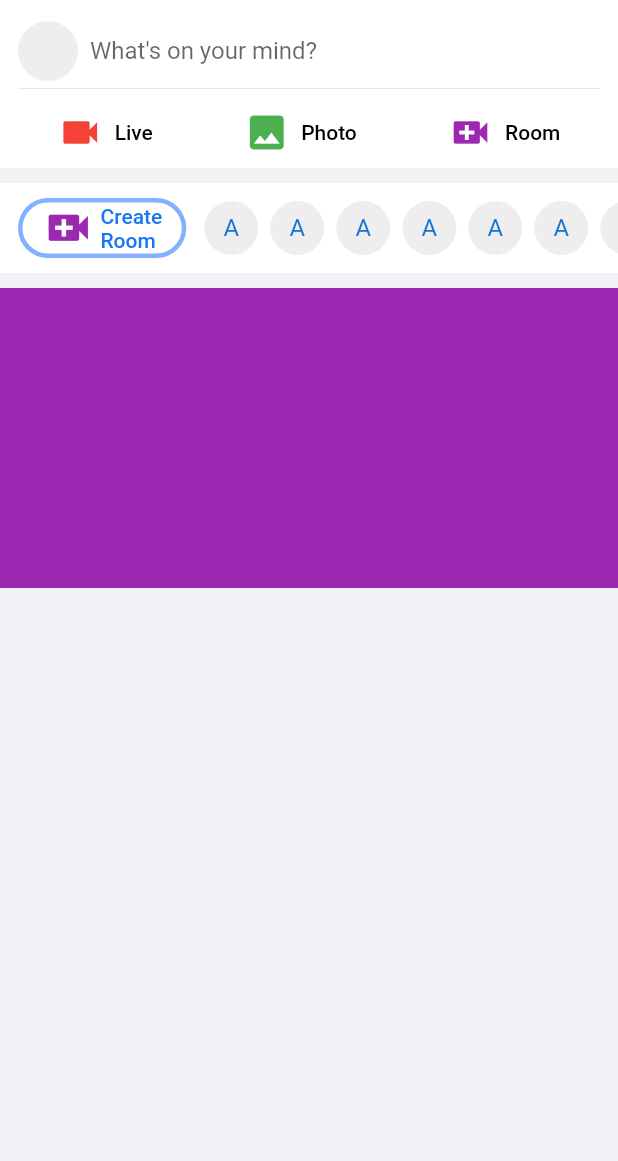
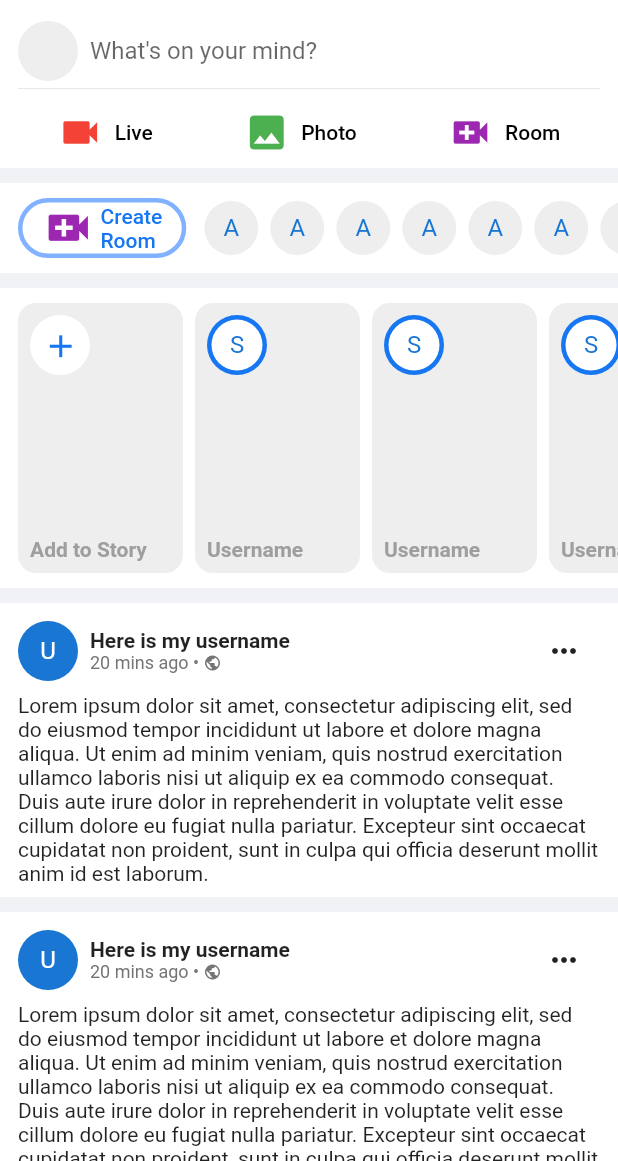
Before and after one commit to nithiwatter/Flutter_Playground, a Flutter app: the screen it shows after launch, on a phone screen of 412 x 824 dp, the part 75-1236 px from its top. Run offline on Flutter 3.47's test engine with Material 2 defaults, Android fonts, the phone set to English and light mode, and no system bars.

Commit message:
done playing with ui

```diff
--- a/lib/screens/home_screen.dart
+++ b/lib/screens/home_screen.dart
@@ -47,6 +47,10 @@ class HomeScreen extends StatelessWidget {
               child: Stories(),
             ),
           ),
+          SliverList(
+              delegate: SliverChildBuilderDelegate((context, index) {
+            return PostContainer();
+          }, childCount: 20))
         ],
       ),
     );
--- /dev/null
+++ b/lib/widgets/post_container.dart
@@ -0,0 +1,67 @@
+import 'package:flutter/material.dart';
+
+const String randomText =
+    'Lorem ipsum dolor sit amet, consectetur adipiscing elit, sed do eiusmod tempor incididunt ut labore et dolore magna aliqua. Ut enim ad minim veniam, quis nostrud exercitation ullamco laboris nisi ut aliquip ex ea commodo consequat. Duis aute irure dolor in reprehenderit in voluptate velit esse cillum dolore eu fugiat nulla pariatur. Excepteur sint occaecat cupidatat non proident, sunt in culpa qui officia deserunt mollit anim id est laborum.';
+
+class PostContainer extends StatelessWidget {
+  @override
+  Widget build(BuildContext context) {
+    return Container(
+      margin: const EdgeInsets.symmetric(vertical: 5),
+      padding: const EdgeInsets.symmetric(vertical: 8),
+      color: Colors.white,
+      child: Padding(
+        padding: const EdgeInsets.symmetric(horizontal: 12),
+        child: Column(
+          crossAxisAlignment: CrossAxisAlignment.stretch,
+          children: [
+            _PostHeader(),
+            const SizedBox(height: 4),
+            Text(randomText)
+          ],
+        ),
+      ),
+    );
+  }
+}
+
+class _PostHeader extends StatelessWidget {
+  @override
+  Widget build(BuildContext context) {
+    return Row(
+      children: [
+        CircleAvatar(
+          child: Text('U'),
+        ),
+        const SizedBox(
+          width: 8,
+        ),
+        Expanded(
+          child: Column(
+            crossAxisAlignment: CrossAxisAlignment.start,
+            children: [
+              Text(
+                'Here is my username',
+                style: const TextStyle(fontWeight: FontWeight.bold),
+              ),
+              Row(
+                children: [
+                  Text(
+                    '20 mins ago • ',
+                    style: TextStyle(color: Colors.grey[600], fontSize: 12),
+                  ),
+                  Icon(Icons.public, color: Colors.grey[600], size: 12),
+                ],
+              )
+            ],
+          ),
+        ),
+        IconButton(
+            icon: const Icon(
+              Icons.more_horiz,
+            ),
+            onPressed: () => print('more'))
+      ],
+    );
+  }
+}
--- a/lib/widgets/stories.dart
+++ b/lib/widgets/stories.dart
@@ -1,3 +1,4 @@
+import 'package:Flutter_Playground/config/palette.dart';
 import 'package:flutter/cupertino.dart';
 import 'package:flutter/material.dart';
 
@@ -6,8 +7,12 @@ class Stories extends StatelessWidget {
   Widget build(BuildContext context) {
     return Container(
       height: 200,
-      color: Colors.purple,
+      color: Colors.white,
       child: ListView.builder(
+          padding: const EdgeInsets.symmetric(
+            vertical: 10.0,
+            horizontal: 8.0,
+          ),
           scrollDirection: Axis.horizontal,
           itemCount: 20,
           itemBuilder: (BuildContext context, int index) {
@@ -16,7 +21,9 @@ class Stories extends StatelessWidget {
                   padding: const EdgeInsets.symmetric(horizontal: 4),
                   child: _StoryCard(isAddStory: true));
             }
-            return _StoryCard();
+            return Padding(
+                padding: const EdgeInsets.symmetric(horizontal: 4),
+                child: _StoryCard());
           }),
     );
   }
@@ -30,7 +37,52 @@ class _StoryCard extends StatelessWidget {
   @override
   Widget build(BuildContext context) {
     return Stack(
-      children: [],
+      children: [
+        ClipRRect(
+          borderRadius: BorderRadius.circular(12),
+          child: Container(
+            width: 110,
+            height: double.infinity,
+            color: Colors.grey[200],
+          ),
+        ),
+        Positioned(
+            top: 8,
+            left: 8,
+            child: isAddStory
+                ? Container(
+                    height: 40,
+                    width: 40,
+                    decoration: BoxDecoration(
+                        color: Colors.white, shape: BoxShape.circle),
+                    child: Center(
+                      child: IconButton(
+                        icon: const Icon(Icons.add),
+                        iconSize: 25,
+                        color: Palette.facebookBlue,
+                        onPressed: () => print('add story'),
+                      ),
+                    ),
+                  )
+                : CircleAvatar(
+                    radius: 20,
+                    backgroundColor: Palette.facebookBlue,
+                    child: CircleAvatar(
+                      backgroundColor: Colors.white,
+                      child: Text('S'),
+                      radius: 17,
+                    ),
+                  )),
+        Positioned(
+            bottom: 8,
+            left: 8,
+            right: 8,
+            child: Text(
+              isAddStory ? 'Add to Story' : 'Username',
+              style: const TextStyle(
+                  color: Colors.grey, fontWeight: FontWeight.bold),
+            ))
+      ],
     );
   }
 }
--- a/lib/widgets/widgets.dart
+++ b/lib/widgets/widgets.dart
@@ -2,3 +2,4 @@ export 'circle_button.dart';
 export 'create_post_container.dart';
 export 'rooms.dart';
 export 'stories.dart';
+export 'post_container.dart';
```
Also changed, not shown: gif/fb-ui-clone.gif (added).
